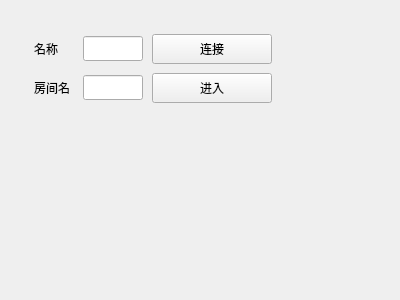
This is widget.ui in onionc/Talkomatic as Qt 5 draws it before an edit. The edited form follows.
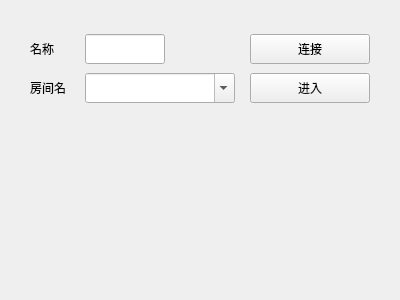
This is the edited form.

Commit message: fix: 按名称设定房间名，过期设置

The edit to the form file:
```diff
--- a/widget.ui
+++ b/widget.ui
@@ -16,9 +16,9 @@
   <widget class="QWidget" name="layoutWidget">
    <property name="geometry">
     <rect>
-     <x>20</x>
+     <x>10</x>
      <y>20</y>
-     <width>268</width>
+     <width>381</width>
      <height>98</height>
     </rect>
    </property>
@@ -30,34 +30,18 @@
       </property>
      </widget>
     </item>
-    <item row="1" column="1">
-     <widget class="QLineEdit" name="roomEdit">
-      <property name="minimumSize">
-       <size>
-        <width>60</width>
-        <height>25</height>
-       </size>
-      </property>
-      <property name="maximumSize">
-       <size>
-        <width>60</width>
-        <height>25</height>
-       </size>
-      </property>
-     </widget>
-    </item>
     <item row="0" column="1">
      <widget class="QLineEdit" name="nameEdit">
       <property name="minimumSize">
        <size>
-        <width>60</width>
-        <height>25</height>
+        <width>80</width>
+        <height>30</height>
        </size>
       </property>
       <property name="maximumSize">
        <size>
-        <width>60</width>
-        <height>25</height>
+        <width>80</width>
+        <height>30</height>
        </size>
       </property>
      </widget>
@@ -125,6 +109,25 @@
       </property>
      </widget>
     </item>
+    <item row="1" column="1">
+     <widget class="QComboBox" name="roomComboBox">
+      <property name="minimumSize">
+       <size>
+        <width>150</width>
+        <height>30</height>
+       </size>
+      </property>
+      <property name="maximumSize">
+       <size>
+        <width>150</width>
+        <height>30</height>
+       </size>
+      </property>
+      <property name="editable">
+       <bool>true</bool>
+      </property>
+     </widget>
+    </item>
    </layout>
   </widget>
  </widget>
```
The commit also changes 2 other files.
